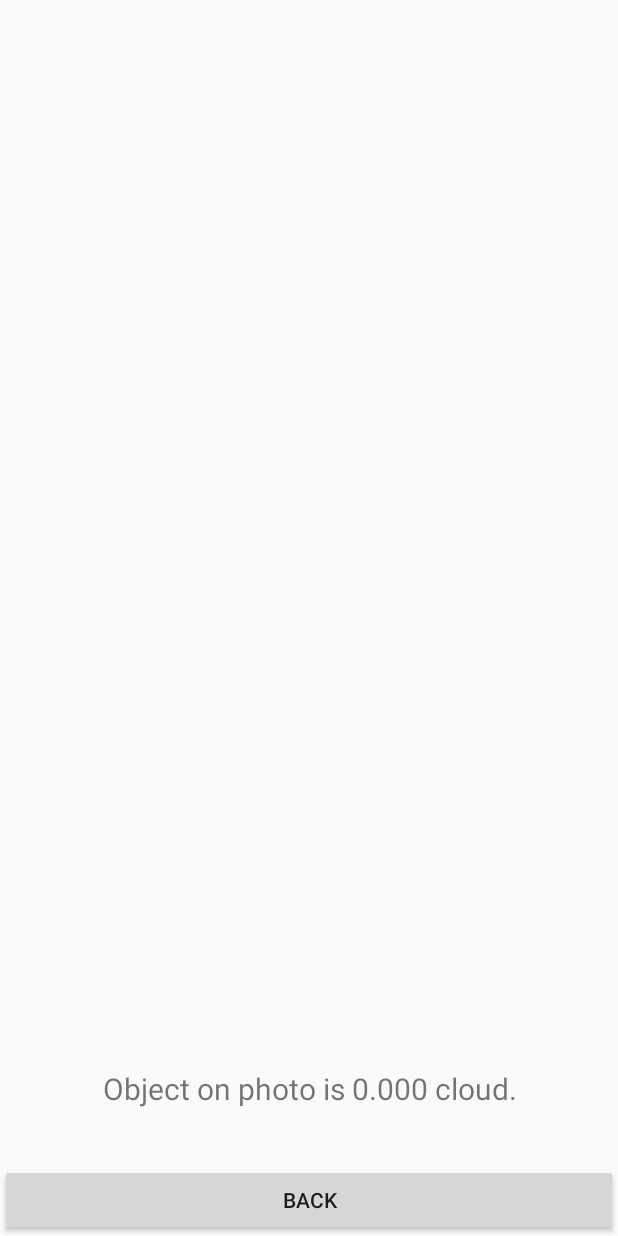
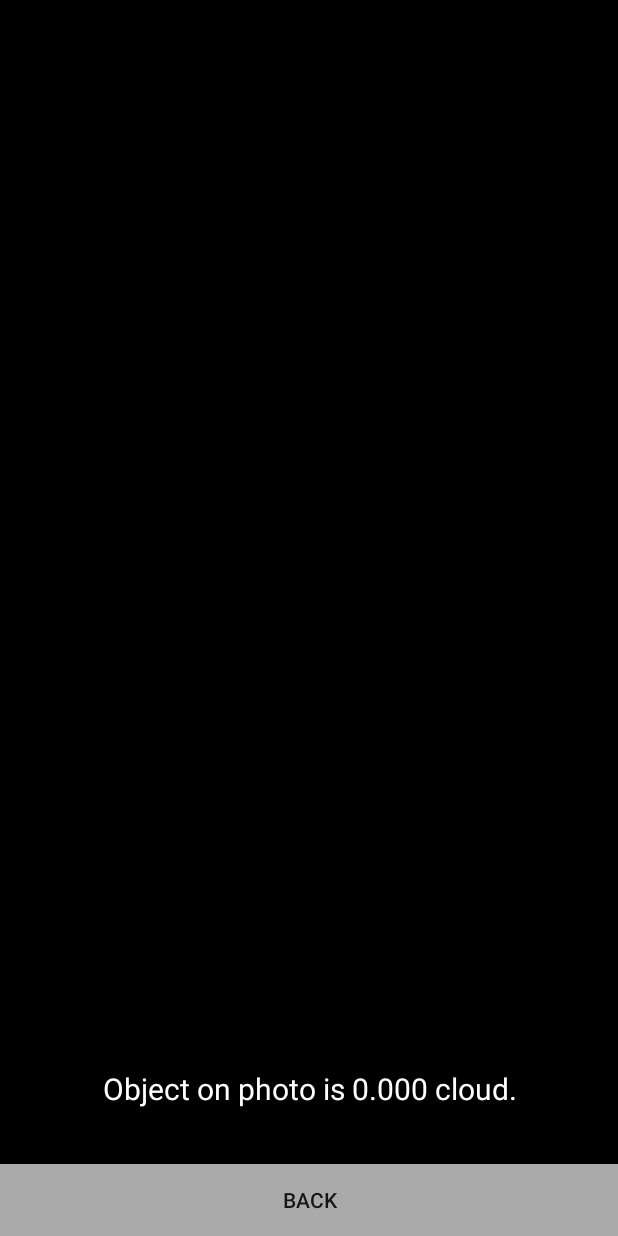
Before and after one commit to Kukant/IBP, an Android app: the AnalyzePhotoActivity screen opened directly, with no data from a screen before it, on a phone screen of 412 x 824 dp. Run offline under Robolectric (Android 15) with nearby library versions, the phone set to English and light mode, and no system bars; libraries missing offline, so code that uses them is left out: com.cloudinary, com.cloudinary.android, com.cloudinary.utils, org.tensorflow.contrib; 11 statements that could not run were skipped.

Commit message:
Improve UI

```diff
--- a/src/android_app/WeatherForecaster/app/src/main/res/drawable/round_button.xml
+++ b/src/android_app/WeatherForecaster/app/src/main/res/drawable/round_button.xml
@@ -3,7 +3,7 @@
     android:shape="rectangle"
     android:padding="10dp">
     <!-- you can use any color you want I used here gray color-->
-    <solid android:color="#ABABAB"/>
-    <corners android:radius="80dp"/>
-
+    <corners android:radius="60dp"/>
+    <stroke android:width="4px" android:color="#fff" />
+    <solid android:color="#26ffffff" />
 </shape>
--- a/src/android_app/WeatherForecaster/app/src/main/res/layout/activity_analyze_photo.xml
+++ b/src/android_app/WeatherForecaster/app/src/main/res/layout/activity_analyze_photo.xml
@@ -4,7 +4,8 @@
     xmlns:tools="http://schemas.android.com/tools"
     android:layout_width="match_parent"
     android:layout_height="match_parent"
-    tools:context=".AnalyzePhotoActivity">
+    tools:context=".AnalyzePhotoActivity"
+    android:background="@android:color/background_dark">
 
     <ImageView
         android:id="@+id/imageView"
@@ -27,6 +28,7 @@
         android:textSize="20sp"
         android:minHeight="100sp"
         android:gravity="center"
+        android:textColor="#fff"
         />
 
     <Button
@@ -34,6 +36,7 @@
         android:layout_width="match_parent"
         android:layout_height="wrap_content"
         android:text="Back"
-        android:layout_alignParentBottom="true" />
+        android:layout_alignParentBottom="true"
+        android:background="@android:color/darker_gray"/>
 
 </RelativeLayout>
--- a/src/android_app/WeatherForecaster/app/src/main/res/values/colors.xml
+++ b/src/android_app/WeatherForecaster/app/src/main/res/values/colors.xml
@@ -1,6 +1,6 @@
 <?xml version="1.0" encoding="utf-8"?>
 <resources>
-    <color name="colorPrimary">#008577</color>
-    <color name="colorPrimaryDark">#00574B</color>
+    <color name="colorPrimary">#000</color>
+    <color name="colorPrimaryDark">#000</color>
     <color name="colorAccent">#D81B60</color>
 </resources>
```
Also changed, not shown: src/android_app/WeatherForecaster/app/src/main/java/com/kuky/weatherforecaster/MainActivity.java (+45 -22 lines), src/android_app/WeatherForecaster/app/src/main/res/layout/activity_main.xml (+11 -10 lines).
